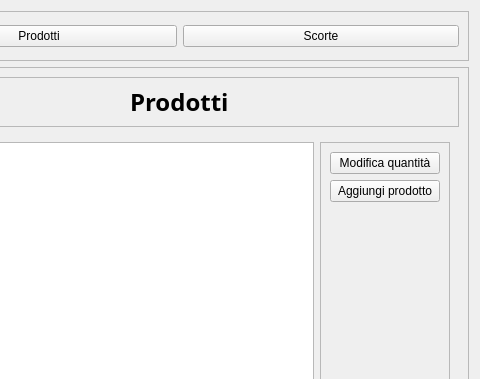
Above: projectIS/listaprodotti/view/VistaMagazzino.ui from chritianchiappa/progetto_panificio before the change; both pictures show x 120 to 600 and y 0 to 379 of the 600 by 600 pixel window. Below: the same form after it.
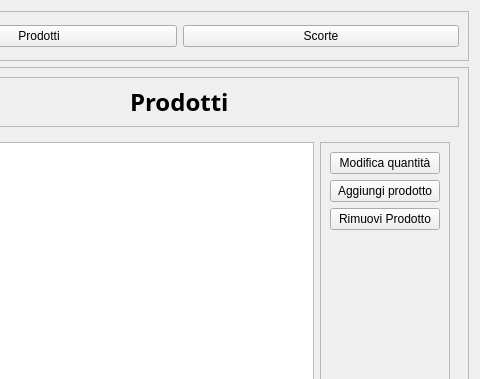
That is the form after the change.

Commit message: modifica (VistaMagazzino) implementazione del bottone per rimuovere il prodotto

```diff
--- a/projectIS/listaprodotti/view/VistaMagazzino.ui
+++ b/projectIS/listaprodotti/view/VistaMagazzino.ui
@@ -162,6 +162,13 @@
                </property>
               </widget>
              </item>
+             <item>
+              <widget class="QPushButton" name="rim_prod_button">
+               <property name="text">
+                <string>Rimuovi Prodotto</string>
+               </property>
+              </widget>
+             </item>
              <item>
               <spacer name="verticalSpacer">
                <property name="orientation">
```
Left out of the diff: 7 changed lines with no effect on the pictures. The commit also changes 2 other files.
